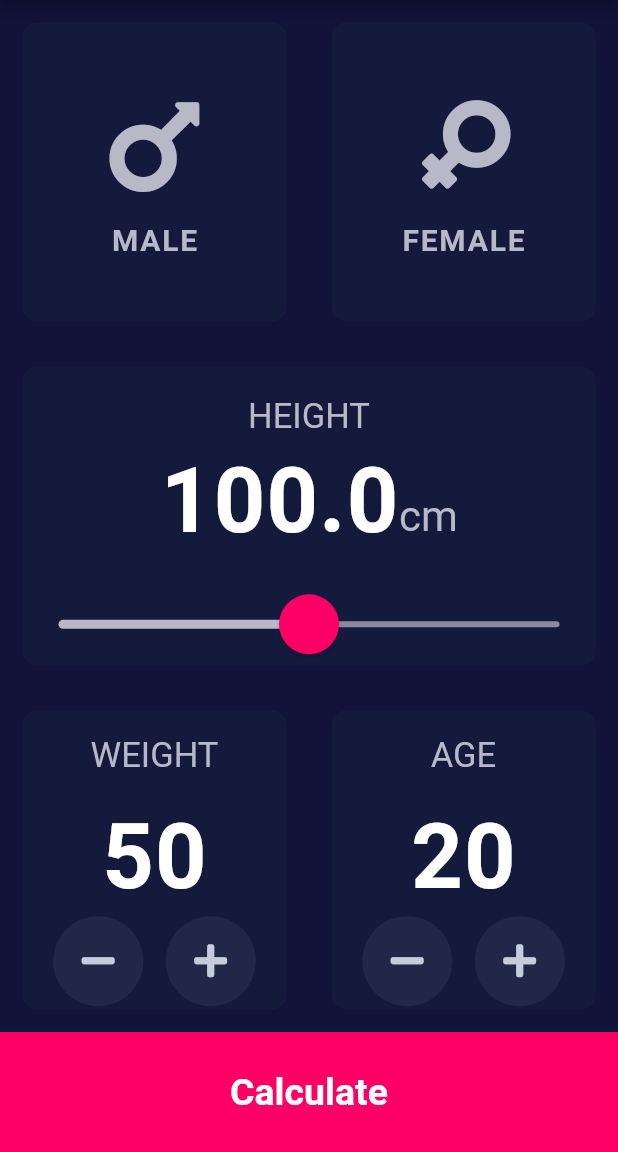
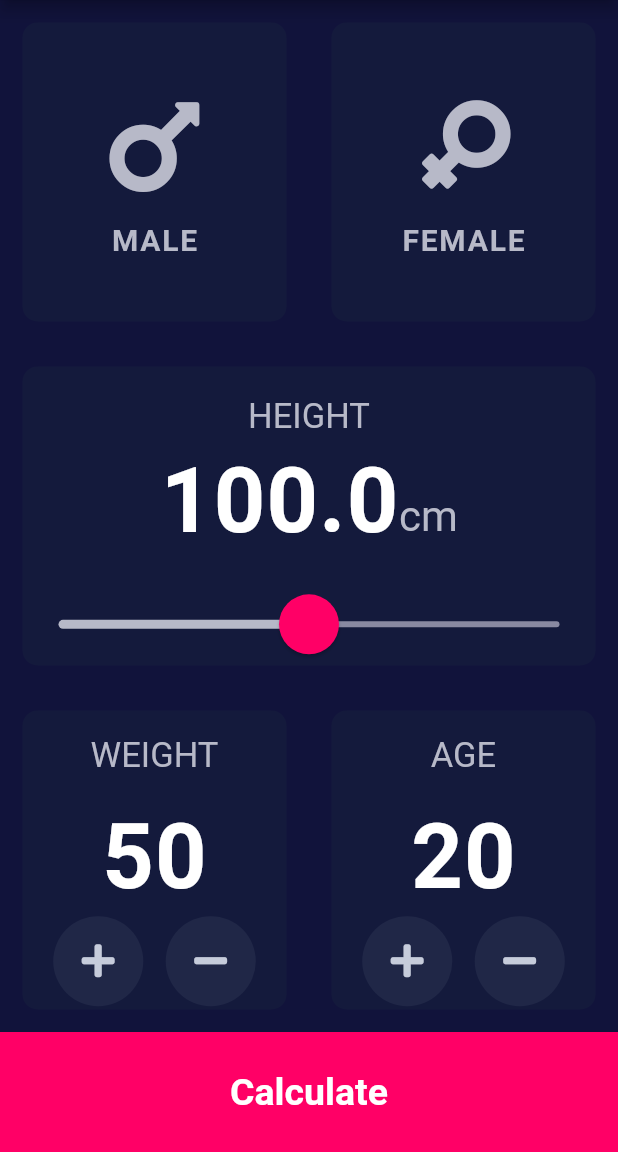
Before and after one commit to aliaaosama23/flutter_training_bmi_app, a Flutter app: the screen it shows after launch, on a phone screen of 412 x 824 dp, the part 84-1236 px from its top. Run offline on Flutter 3.47's test engine with Material 2 defaults, Android fonts, the phone set to English and light mode, and no system bars; our stand-ins replace font_awesome_flutter; missing offline and left inert: dart:ffi.

Commit message:
separate custom raw button

```diff
--- a/lib/screens/input_page.dart
+++ b/lib/screens/input_page.dart
@@ -181,9 +181,7 @@ class _InputPageState extends State<InputPage> {
                       decreaseValue: (myAge) {
                         print('current age is $age');
                         setState(() {
-                          if (age > 0) {
-                            age--;
-                          }
+                          age--;
                         });
                       },
                     ),
@@ -258,38 +256,18 @@ class _CustomCardState extends State<CustomCard> {
         Row(
           mainAxisAlignment: MainAxisAlignment.center,
           children: [
-            RawMaterialButton(
-              constraints: const BoxConstraints(
-                minHeight: 60,
-                minWidth: 60,
-              ),
-              shape: const CircleBorder(),
-              elevation: 0.0,
-              onPressed: () => widget.decreaseValue(widget.value),
-              child: const FaIcon(
-                FontAwesomeIcons.minus,
-                size: 25,
-                color: kFloatingButtonForeground,
-              ),
-              fillColor: kFloatingButtonBackground,
+            CustomRawButton(
+              widget: widget,
+              widgetRef: widget,
+              icon: FontAwesomeIcons.plus,
             ),
             const SizedBox(
               width: 15,
             ),
-            RawMaterialButton(
-              constraints: const BoxConstraints(
-                minHeight: 60,
-                minWidth: 60,
-              ),
-              shape: const CircleBorder(),
-              elevation: 0.0,
-              onPressed: () => widget.increaseValue(widget.value),
-              child: const FaIcon(
-                FontAwesomeIcons.plus,
-                size: 25,
-                color: kFloatingButtonForeground,
-              ),
-              fillColor: kFloatingButtonBackground,
+            CustomRawButton(
+              widget: widget,
+              widgetRef: widget,
+              icon: FontAwesomeIcons.minus,
             ),
           ],
         )
@@ -297,3 +275,35 @@ class _CustomCardState extends State<CustomCard> {
     );
   }
 }
+
+class CustomRawButton extends StatelessWidget {
+  const CustomRawButton({
+    Key? key,
+    required this.widget,
+    required this.widgetRef,
+    required this.icon,
+  }) : super(key: key);
+
+  final CustomCard widget;
+  final CustomCard widgetRef;
+  final IconData icon;
+
+  @override
+  Widget build(BuildContext context) {
+    return RawMaterialButton(
+      constraints: const BoxConstraints(
+        minHeight: 60,
+        minWidth: 60,
+      ),
+      shape: const CircleBorder(),
+      elevation: 0.0,
+      onPressed: () => widgetRef.decreaseValue(widget.value),
+      child: FaIcon(
+        icon,
+        size: 25,
+        color: kFloatingButtonForeground,
+      ),
+      fillColor: kFloatingButtonBackground,
+    );
+  }
+}
```
